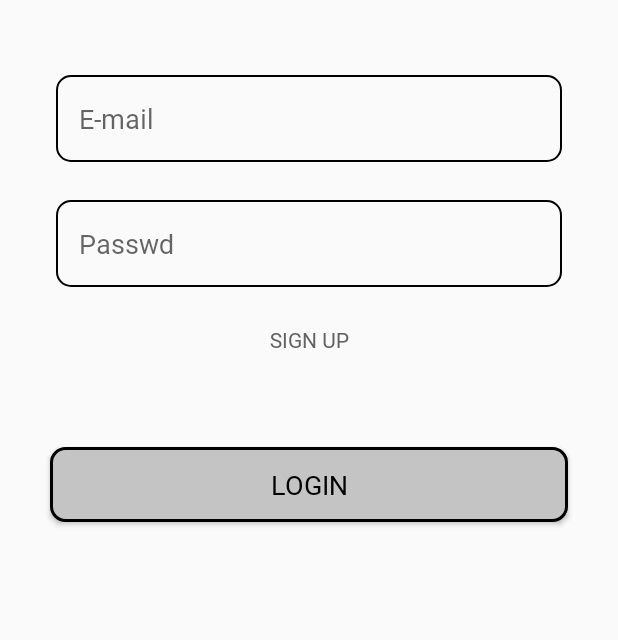
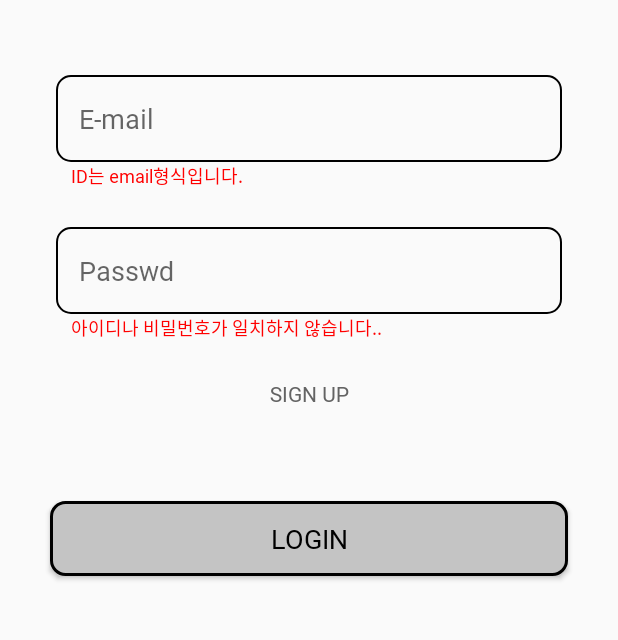
Before and after one commit to youth28/youth28_Client, an Android app: the layout activity_login.xml on its own in the app's theme, with its tools: preview values and no code run, on a phone screen of 412 x 824 dp, the part 351-991 px from its top. Run offline under Robolectric (Android 15) with nearby library versions, the phone set to English and light mode, and no system bars.

Commit message:
[UPDATE] ViewModel - LoginActivity

```diff
--- a/android/app/src/main/res/layout/activity_login.xml
+++ b/android/app/src/main/res/layout/activity_login.xml
@@ -1,9 +1,10 @@
 <?xml version="1.0" encoding="utf-8"?>
 <layout>
     <data>
+        <import type="android.view.View"/>
         <variable
             name="activity"
-            type="com.example.myapplication.ui.LoginActivity" />
+            type="com.example.myapplication.viewmodel.LoginViewModel" />
     </data>
     <androidx.constraintlayout.widget.ConstraintLayout xmlns:android="http://schemas.android.com/apk/res/android"
         xmlns:app="http://schemas.android.com/apk/res-auto"
@@ -49,7 +50,7 @@
             android:background="@drawable/edit_text_shape"
             android:fontFamily="@font/appleneom"
             android:hint="Passwd"
-            android:text="@={activity.PW}"
+            android:text="@={activity.password}"
             android:padding="15dp"
             app:layout_constraintEnd_toEndOf="parent"
             app:layout_constraintStart_toStartOf="parent"
@@ -62,7 +63,7 @@
             android:layout_marginTop="25dp"
             android:fontFamily="@font/appleneom"
             android:text="SIGN UP"
-            android:onClick="@{activity::onSignup}"
+            android:onClick="@{() -> activity.onSignup()}"
             android:textColor="#636363"
             android:textSize="14sp"
             app:layout_constraintEnd_toEndOf="parent"
@@ -79,7 +80,7 @@
             android:background="@drawable/btn_shape"
             android:fontFamily="@font/appleneoeb"
             android:text="LOGIN"
-            android:onClick="@{activity::onLogin}"
+            android:onClick="@{() -> activity.onLogin()}"
             android:textColor="@color/black"
             android:textSize="18sp"
             app:layout_constraintEnd_toEndOf="parent"
@@ -92,11 +93,12 @@
             android:layout_height="wrap_content"
             android:layout_marginStart="10dp"
             android:layout_marginLeft="10dp"
-            android:text="ID는 email형식입니다."
+            android:text="@{activity.errId}"
+            tools:text="ID는 email형식입니다."
             android:textColor="@color/red"
             android:textSize="12sp"
             android:fontFamily="@font/appleneol"
-            android:visibility="gone"
+            android:visibility="@{activity.viewErrId ? View.VISIBLE : View.GONE}"
             app:layout_constraintEnd_toEndOf="@+id/editEmail"
             app:layout_constraintStart_toStartOf="@+id/editEmail"
             app:layout_constraintTop_toBottomOf="@+id/editEmail" />
@@ -107,11 +109,12 @@
             android:layout_height="wrap_content"
             android:layout_marginStart="10dp"
             android:layout_marginLeft="10dp"
-            android:text="아이디나 비밀번호가 일치하지 않습니다.."
+            android:text="@{activity.errPW}"
+            tools:text="아이디나 비밀번호가 일치하지 않습니다.."
             android:textColor="@color/red"
             android:textSize="12sp"
             android:fontFamily="@font/appleneol"
-            android:visibility="gone"
+            android:visibility="@{activity.viewErrPW ? View.VISIBLE : View.GONE}"
             app:layout_constraintEnd_toEndOf="@+id/editPW"
             app:layout_constraintStart_toStartOf="@+id/editPW"
             app:layout_constraintTop_toBottomOf="@+id/editPW" />
```
Also changed, not shown: android/app/src/main/java/com/example/myapplication/event/SingleLiveEvent.kt (added, +42 -0 lines), android/app/src/main/java/com/example/myapplication/ui/LoginActivity.kt (+22 -12 lines), android/app/src/main/java/com/example/myapplication/viewmodel/LoginViewModel.kt (added, +99 -0 lines).
